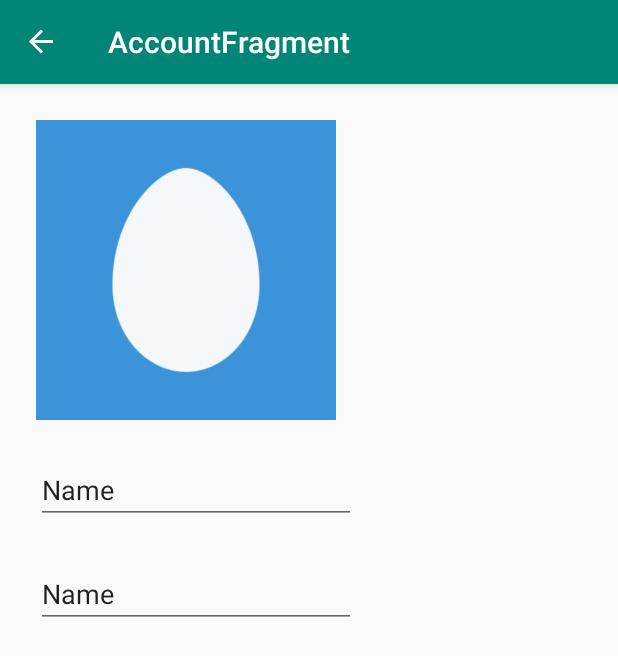
After one commit to Hilenet/jetpack-practice, an Android app: the AccountFragment screen opened through its navigation route, on a phone screen of 412 x 824 dp. The commit adds this screen. Shown: the top 656 px of the screen. Run offline under Robolectric (Android 15) with nearby library versions, the phone set to English and light mode, and no system bars; our stand-ins replace navigation-ui.

Commit message:
feat: nav component導入，accountとyatterページ

```diff
--- a/app/src/main/java/com/example/yatterdroid/MainActivity.kt
+++ b/app/src/main/java/com/example/yatterdroid/MainActivity.kt
@@ -1,7 +1,11 @@
 package com.example.yatterdroid
 
+import android.app.Activity
 import androidx.appcompat.app.AppCompatActivity
 import android.os.Bundle
+import androidx.navigation.Navigation.findNavController
+import androidx.navigation.ui.AppBarConfiguration
+import androidx.navigation.ui.NavigationUI.setupActionBarWithNavController
 import com.example.yatterdroid.ui.timeline.TimelineFragment
 
 class MainActivity : AppCompatActivity() {
@@ -10,12 +14,9 @@ class MainActivity : AppCompatActivity() {
         super.onCreate(savedInstanceState)
         setContentView(R.layout.activity_main)
 
-        // appContainerに代入
-        // mainActivityの一要素として，飽くまでContainerの中
-        if (savedInstanceState == null) {
-            supportFragmentManager.beginTransaction()
-                .replace(R.id.appContainer, TimelineFragment.newInstance())
-                .commitNow()
-        }
+        val navController = findNavController(findViewById(R.id.main_nav_host))
+        // TODO: appBarって何だ？？？
+        val appBarConfiguration = AppBarConfiguration.Builder(navController.graph).build()
+        setupActionBarWithNavController(this, navController, appBarConfiguration)
     }
 }
--- /dev/null
+++ b/app/src/main/java/com/example/yatterdroid/ui/account/AccountFragment.kt
@@ -0,0 +1,19 @@
+package com.example.yatterdroid.ui.account
+
+import android.os.Bundle
+import androidx.fragment.app.Fragment
+import android.view.LayoutInflater
+import android.view.View
+import android.view.ViewGroup
+
+import com.example.yatterdroid.R
+
+class AccountFragment : Fragment() {
+    override fun onCreateView(
+        inflater: LayoutInflater, container: ViewGroup?,
+        savedInstanceState: Bundle?
+    ): View {
+        //　TODO: attachToRootつけたら落ちるの何故？
+        return inflater.inflate(R.layout.fragment_account, container, false)
+    }
+}
--- a/app/src/main/java/com/example/yatterdroid/ui/timeline/TimelineFragment.kt
+++ b/app/src/main/java/com/example/yatterdroid/ui/timeline/TimelineFragment.kt
@@ -6,17 +6,16 @@ import androidx.fragment.app.Fragment
 import android.view.LayoutInflater
 import android.view.View
 import android.view.ViewGroup
+import android.widget.ListView
 import androidx.lifecycle.Observer
+import androidx.navigation.fragment.NavHostFragment.findNavController
 import com.example.yatterdroid.R
 import com.example.yatterdroid.api.Status
-import kotlinx.android.synthetic.main.timeline_fragment.*
+import kotlinx.android.synthetic.main.fragment_timeline.*
+import kotlinx.android.synthetic.main.status_item.view.*
+
 
 class TimelineFragment : Fragment() {
-
-    companion object {
-        fun newInstance() = TimelineFragment()
-    }
-
     private lateinit var viewModel: TimelineViewModel
 
     override fun onCreateView(
@@ -24,7 +23,14 @@ class TimelineFragment : Fragment() {
         savedInstanceState: Bundle?
     ): View {
         //　TODO: attachToRootつけたら落ちるの何故？
-        return inflater.inflate(R.layout.timeline_fragment, container, false)
+        var view = inflater.inflate(R.layout.fragment_timeline, container, false)
+        view.findViewById<ListView>(R.id.timelineSlot).setOnItemClickListener { parent, view, position, id ->
+            view.statusIconView.setOnClickListener {
+                findNavController(this).navigate(R.id.action_timeline_account)
+            }
+        }
+
+        return view
     }
 
     override fun onActivityCreated(savedInstanceState: Bundle?) {
--- a/app/src/main/res/layout/activity_main.xml
+++ b/app/src/main/res/layout/activity_main.xml
@@ -5,4 +5,10 @@
         xmlns:app="http://schemas.android.com/apk/res-auto"
         android:layout_width="match_parent"
         android:layout_height="match_parent"
-        tools:context=".MainActivity" android:id="@+id/appContainer"/>
+        tools:context=".MainActivity" android:id="@+id/appContainer">
+    <fragment
+            android:name="androidx.navigation.fragment.NavHostFragment"
+            android:layout_width="match_parent"
+            android:layout_height="match_parent" app:navGraph="@navigation/main_navigation" app:defaultNavHost="true"
+            android:id="@+id/main_nav_host" />
+</androidx.constraintlayout.widget.ConstraintLayout>
--- /dev/null
+++ b/app/src/main/res/layout/fragment_account.xml
@@ -0,0 +1,32 @@
+<?xml version="1.0" encoding="utf-8"?>
+<androidx.constraintlayout.widget.ConstraintLayout xmlns:android="http://schemas.android.com/apk/res/android"
+                                                   xmlns:app="http://schemas.android.com/apk/res-auto"
+                                                   xmlns:tools="http://schemas.android.com/tools"
+                                                   android:layout_width="match_parent"
+                                                   android:layout_height="match_parent"
+                                                   tools:context=".ui.account.account" android:id="@+id/account">
+    <ImageView
+            android:src="@drawable/egg"
+            android:layout_width="200dp"
+            android:layout_height="200dp" android:id="@+id/imageView"
+            app:layout_constraintTop_toTopOf="parent" android:layout_marginTop="24dp"
+            app:layout_constraintStart_toStartOf="parent" android:layout_marginStart="24dp"/>
+    <EditText
+            android:layout_width="wrap_content"
+            android:layout_height="wrap_content"
+            android:inputType="textPersonName"
+            android:text="Name"
+            android:ems="10"
+            android:id="@+id/displayNameView" android:layout_marginTop="24dp"
+            app:layout_constraintTop_toBottomOf="@+id/imageView" app:layout_constraintStart_toStartOf="parent"
+            android:layout_marginStart="24dp"/>
+    <EditText
+            android:layout_width="wrap_content"
+            android:layout_height="wrap_content"
+            android:inputType="textPersonName"
+            android:text="Name"
+            android:ems="10"
+            android:id="@+id/usernameView" android:layout_marginTop="24dp"
+            app:layout_constraintTop_toBottomOf="@+id/displayNameView" app:layout_constraintStart_toStartOf="parent"
+            android:layout_marginStart="24dp"/>
+</androidx.constraintlayout.widget.ConstraintLayout>
--- /dev/null
+++ b/app/src/main/res/navigation/main_navigation.xml
@@ -0,0 +1,16 @@
+<?xml version="1.0" encoding="utf-8"?>
+<navigation xmlns:android="http://schemas.android.com/apk/res/android"
+            xmlns:app="http://schemas.android.com/apk/res-auto"
+            xmlns:tools="http://schemas.android.com/tools" android:id="@+id/main_navigation"
+            app:startDestination="@id/timelineFragment">
+
+    <fragment android:id="@+id/timelineFragment" android:name="com.example.yatterdroid.ui.timeline.TimelineFragment"
+              android:label="timeline_fragment" tools:layout="@layout/fragment_timeline">
+        <action android:id="@+id/action_timeline_yatter" app:destination="@id/yatterFragment"/>
+        <action android:id="@+id/action_timeline_account" app:destination="@id/accountFragment"/>
+    </fragment>
+    <fragment android:id="@+id/yatterFragment" android:name="com.example.yatterdroid.ui.yatter.YatterFragment"
+              android:label="fragment_yatter" tools:layout="@layout/fragment_yatter"/>
+    <fragment android:id="@+id/accountFragment" android:name="com.example.yatterdroid.ui.account.AccountFragment"
+              android:label="AccountFragment"/>
+</navigation>
```
Also changed, not shown: app/build.gradle (+7 -2 lines), app/src/main/java/com/example/yatterdroid/ui/yatter/YatterFragment.kt (added, +18 -0 lines), app/src/main/res/layout/fragment_yatter.xml (added, +14 -0 lines), app/src/main/res/layout/fragment_timeline.xml (renamed from app/src/main/res/layout/timeline_fragment.xml).
